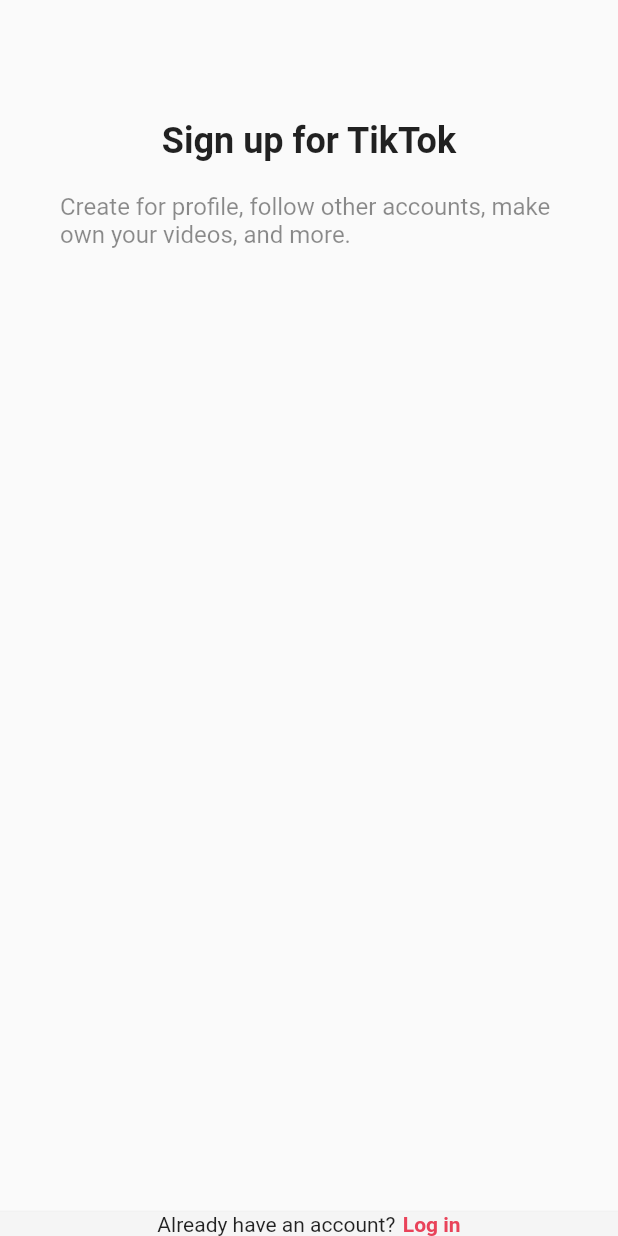
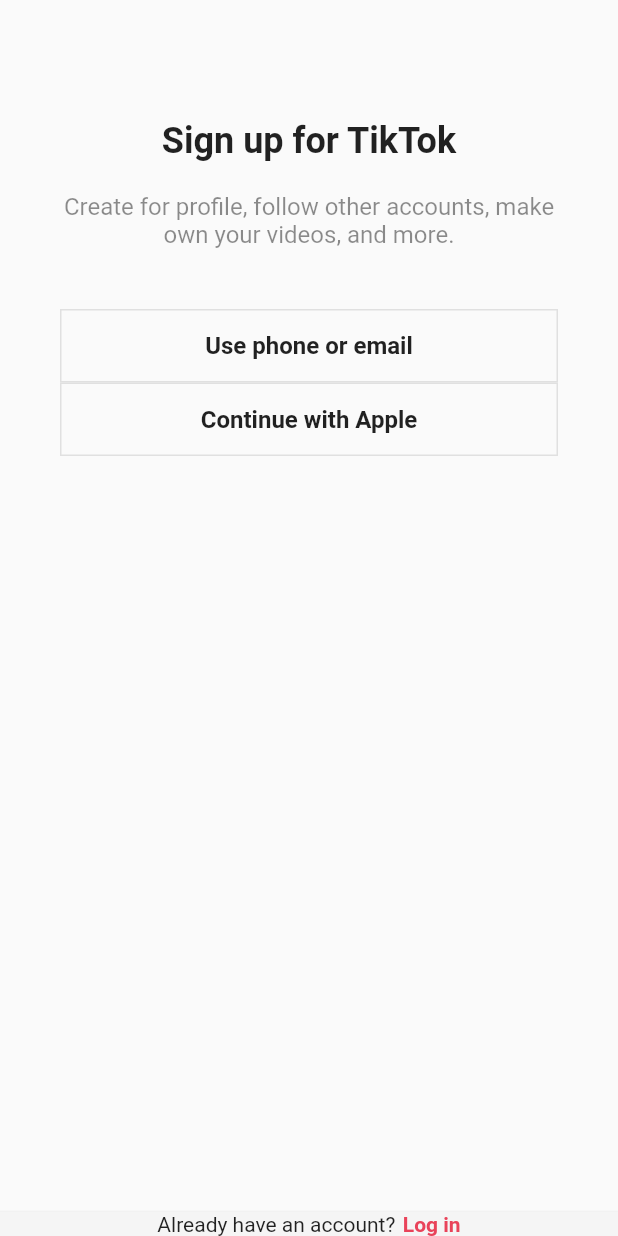
Before and after one commit to YonghoKwon/tiktok_clone, a Flutter app: the screen it shows after launch, on a phone screen of 412 x 824 dp. Run offline on Flutter 3.47's test engine with Material 2 defaults, Android fonts, the phone set to English and light mode, and no system bars.

```diff
--- a/lib/screens/sign_up/sign_up_screen.dart
+++ b/lib/features/authentication/sign_up_screen.dart
@@ -3,9 +3,19 @@ import 'package:flutter/src/widgets/container.dart';
 import 'package:flutter/src/widgets/framework.dart';
 import 'package:tiktok_clone/constants/gaps.dart';
 import 'package:tiktok_clone/constants/sizes.dart';
+import 'package:tiktok_clone/features/authentication/login_screen.dart';
+import 'package:tiktok_clone/features/authentication/widgets/auth_button.dart';
 
 class SignUpScreen extends StatelessWidget {
   const SignUpScreen({super.key});
+
+  void onLoginTap(BuildContext context) {
+    Navigator.of(context).push(
+      MaterialPageRoute(
+        builder: (context) => const LoginScreen(),
+      ),
+    );
+  }
 
   @override
   Widget build(BuildContext context) {
@@ -32,7 +42,11 @@ class SignUpScreen extends StatelessWidget {
                   fontSize: Sizes.size16,
                   color: Colors.black45,
                 ),
+                textAlign: TextAlign.center,
               ),
+              Gaps.v40,
+              AuthButton(text: "Use phone or email"),
+              AuthButton(text: "Continue with Apple"),
             ],
           ),
         ),
@@ -47,13 +61,18 @@ class SignUpScreen extends StatelessWidget {
           child: Row(
             mainAxisAlignment: MainAxisAlignment.center,
             children: [
-              const Text('Already have an account?'),
+              const Text(
+                'Already have an account?',
+              ),
               Gaps.h5,
-              Text(
-                'Log in',
-                style: TextStyle(
-                  fontWeight: FontWeight.w600,
-                  color: Theme.of(context).primaryColor,
+              GestureDetector(
+                onTap: () => onLoginTap(context),
+                child: Text(
+                  'Log in',
+                  style: TextStyle(
+                    fontWeight: FontWeight.w600,
+                    color: Theme.of(context).primaryColor,
+                  ),
                 ),
               ),
             ],
--- /dev/null
+++ b/lib/features/authentication/widgets/auth_button.dart
@@ -0,0 +1,39 @@
+import 'package:flutter/material.dart';
+import 'package:flutter/src/widgets/container.dart';
+import 'package:flutter/src/widgets/framework.dart';
+import 'package:tiktok_clone/constants/sizes.dart';
+
+class AuthButton extends StatelessWidget {
+  final String text;
+
+  const AuthButton({
+    super.key,
+    required this.text,
+  });
+
+  @override
+  Widget build(BuildContext context) {
+    return FractionallySizedBox(
+      widthFactor: 1,
+      child: Container(
+        padding: const EdgeInsets.symmetric(
+          vertical: Sizes.size14,
+        ),
+        decoration: BoxDecoration(
+          border: Border.all(
+            color: Colors.grey.shade300,
+            width: Sizes.size1,
+          ),
+        ),
+        child: Text(
+          text,
+          style: const TextStyle(
+            fontSize: Sizes.size16,
+            fontWeight: FontWeight.w600,
+          ),
+          textAlign: TextAlign.center,
+        ),
+      ),
+    );
+  }
+}
--- a/lib/main.dart
+++ b/lib/main.dart
@@ -1,7 +1,7 @@
 import 'package:flutter/material.dart';
 import 'package:tiktok_clone/constants/gaps.dart';
 import 'package:tiktok_clone/constants/sizes.dart';
-import 'package:tiktok_clone/screens/sign_up/sign_up_screen.dart';
+import 'package:tiktok_clone/features/authentication/sign_up_screen.dart';
 
 void main() {
   runApp(const TikTokApp());
```
Also changed, not shown: lib/features/authentication/login_screen.dart (added, +76 -0 lines).
